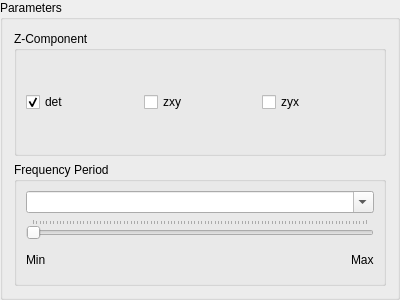
Before: the Qt Designer form mtpy/gui/SmartMT/ui_asset/plot_parameters.ui in MTgeophysics/mtpy, drawn with Qt 5.
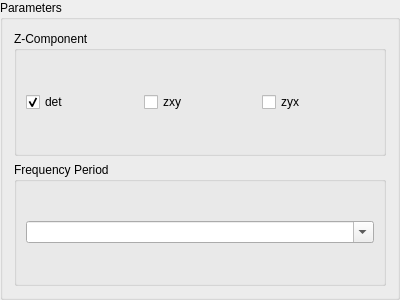
After: the same form once the commit is applied.

Commit message: implemented period selection

The edit to the form file:
```diff
--- a/mtpy/gui/SmartMT/ui_asset/plot_parameters.ui
+++ b/mtpy/gui/SmartMT/ui_asset/plot_parameters.ui
@@ -60,61 +60,6 @@
         </property>
        </widget>
       </item>
-      <item>
-       <widget class="QSlider" name="horizontalSliderPeriod">
-        <property name="orientation">
-         <enum>Qt::Horizontal</enum>
-        </property>
-        <property name="tickPosition">
-         <enum>QSlider::TicksAbove</enum>
-        </property>
-       </widget>
-      </item>
-      <item>
-       <widget class="QWidget" name="widget" native="true">
-        <layout class="QHBoxLayout" name="horizontalLayout_2">
-         <property name="leftMargin">
-          <number>0</number>
-         </property>
-         <property name="topMargin">
-          <number>0</number>
-         </property>
-         <property name="rightMargin">
-          <number>0</number>
-         </property>
-         <property name="bottomMargin">
-          <number>0</number>
-         </property>
-         <item>
-          <widget class="QLabel" name="label_period_min">
-           <property name="text">
-            <string>Min</string>
-           </property>
-          </widget>
-         </item>
-         <item>
-          <spacer name="horizontalSpacer">
-           <property name="orientation">
-            <enum>Qt::Horizontal</enum>
-           </property>
-           <property name="sizeHint" stdset="0">
-            <size>
-             <width>40</width>
-             <height>20</height>
-            </size>
-           </property>
-          </spacer>
-         </item>
-         <item>
-          <widget class="QLabel" name="label_period_max">
-           <property name="text">
-            <string>Max</string>
-           </property>
-          </widget>
-         </item>
-        </layout>
-       </widget>
-      </item>
      </layout>
     </widget>
    </item>
```
The commit also changes 4 other files.
